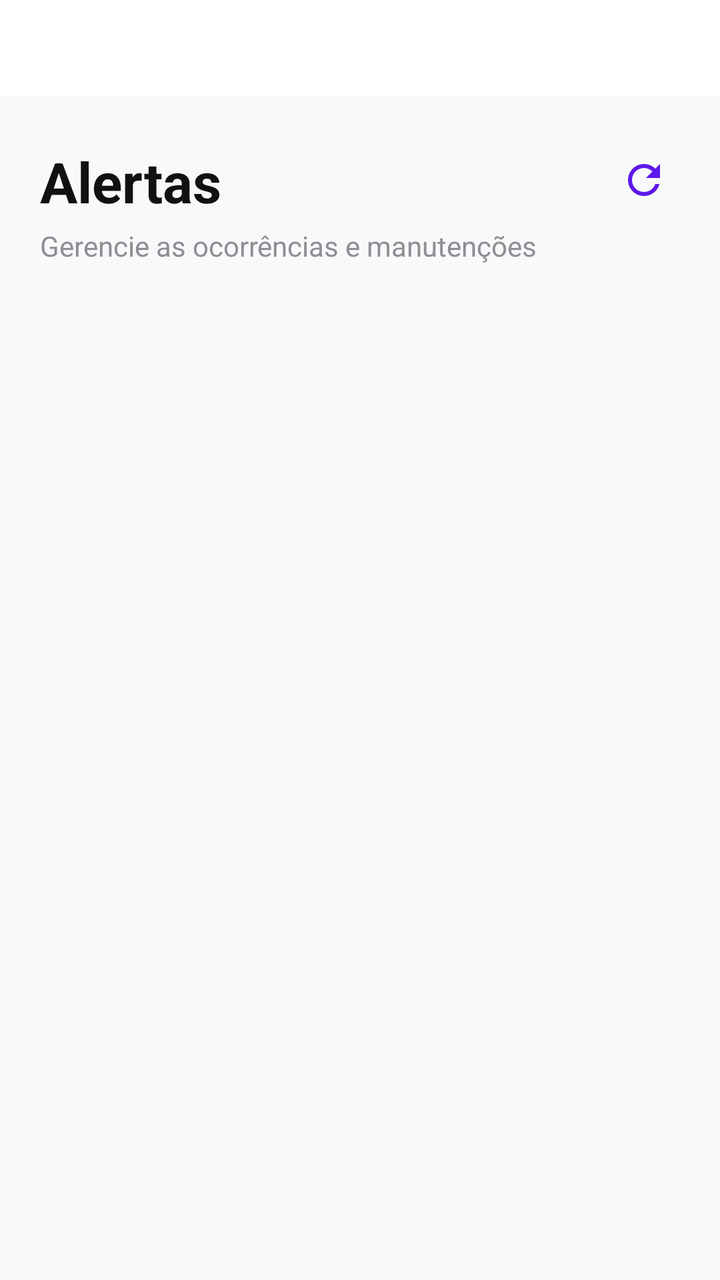
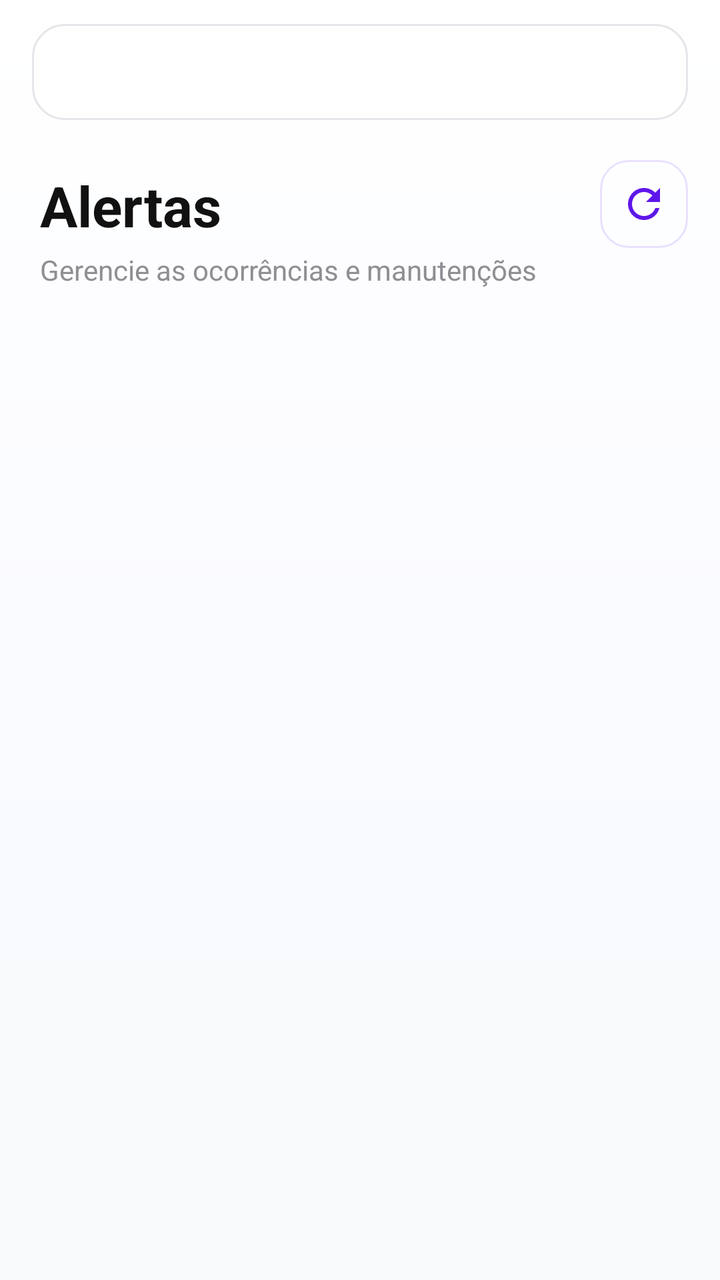

Two renders of the same Android screen: before a commit and after it. Below are the layout's source before the change and the commit's diff.
<!-- AndroidManifest.xml: application theme Theme.Orbis -->
<!-- res/layout/fragment_alertas.xml -->
<?xml version="1.0" encoding="utf-8"?>
<androidx.constraintlayout.widget.ConstraintLayout
    xmlns:android="http://schemas.android.com/apk/res/android"
    xmlns:app="http://schemas.android.com/apk/res-auto"
    xmlns:tools="http://schemas.android.com/tools"
    android:layout_width="match_parent"
    android:layout_height="match_parent"
    android:background="@color/background"
    tools:context=".ui.fragments.AlertasFragment">

    <ProgressBar
        android:id="@+id/progressAlertas"
        style="?android:attr/progressBarStyleHorizontal"
        android:layout_width="match_parent"
        android:layout_height="wrap_content"
        android:indeterminate="true"
        android:visibility="gone"
        android:indeterminateTint="@color/purple"
        android:elevation="10dp"
        app:layout_constraintTop_toTopOf="parent" />

    <com.google.android.material.tabs.TabLayout
        android:id="@+id/tabLayout"
        android:layout_width="match_parent"
        android:layout_height="wrap_content"
        android:background="@color/surface"
        app:tabTextColor="@color/gray"
        app:tabSelectedTextColor="@color/purple"
        app:tabIndicatorColor="@color/purple"
        app:tabIndicatorHeight="3dp"
        app:tabIndicatorFullWidth="false"
        app:tabRippleColor="@android:color/transparent"
        app:layout_constraintTop_toBottomOf="@id/progressAlertas" />

    
    <androidx.constraintlayout.widget.ConstraintLayout
        android:id="@+id/layoutHeader"
        android:layout_width="match_parent"
        android:layout_height="wrap_content"
        app:layout_constraintTop_toBottomOf="@id/tabLayout">

        <TextView
            android:id="@+id/text_alertas"
            android:layout_width="wrap_content"
            android:layout_height="wrap_content"
            android:text="Alertas"
            android:textSize="28sp"
            android:textStyle="bold"
            android:textColor="@color/black"
            android:layout_marginStart="20dp"
            android:layout_marginTop="24dp"
            app:layout_constraintTop_toTopOf="parent"
            app:layout_constraintStart_toStartOf="parent" />

        <ImageButton
            android:id="@+id/btnRefreshAlertas"
            android:layout_width="44dp"
            android:layout_height="44dp"
            android:layout_marginTop="20dp"
            android:layout_marginEnd="16dp"
            android:background="?attr/selectableItemBackgroundBorderless"
            android:src="@drawable/ic_refresh"
            app:tint="@color/purple"
            android:contentDescription="Recarregar"
            app:layout_constraintTop_toTopOf="parent"
            app:layout_constraintEnd_toEndOf="parent" />

        <TextView
            android:id="@+id/textSubAlertas"
            android:layout_width="match_parent"
            android:layout_height="wrap_content"
            android:text="Gerencie as ocorrências e manutenções"
            android:textSize="14sp"
            android:textColor="@color/gray"
            android:layout_marginStart="20dp"
            android:layout_marginEnd="20dp"
            android:layout_marginTop="4dp"
            app:layout_constraintTop_toBottomOf="@id/text_alertas" />

    </androidx.constraintlayout.widget.ConstraintLayout>

    
    <androidx.viewpager2.widget.ViewPager2
        android:id="@+id/viewPager"
        android:layout_width="match_parent"
        android:layout_height="0dp"
        android:layout_marginTop="16dp"
        app:layout_constraintTop_toBottomOf="@id/layoutHeader"
        app:layout_constraintBottom_toBottomOf="parent" />

</androidx.constraintlayout.widget.ConstraintLayout>
<!-- resources referenced by this layout -->
<resources>
  <color name="background">#F8F9FA</color>
  <color name="black">#111111</color>
  <color name="gray">#8E8E93</color>
  <color name="purple">#5E17EB</color>
  <color name="surface">#FFFFFF</color>
  <!-- drawable ic_refresh (drawable) -->
  <vector xmlns:android="http://schemas.android.com/apk/res/android"
      android:width="24dp"
      android:height="24dp"
      android:viewportWidth="24"
      android:viewportHeight="24"
      android:tint="@color/purple">
    <path
        android:fillColor="@android:color/white"
        android:pathData="M17.65,6.35C16.2,4.9 14.21,4 12,4c-4.42,0 -7.99,3.58 -7.99,8s3.57,8 7.99,8c3.73,0 6.84,-2.55 7.73,-6h-2.08c-0.82,2.33 -3.04,4 -5.65,4 -3.31,0 -6,-2.69 -6,-6s2.69,-6 6,-6c1.66,0 3.14,0.69 4.22,1.78L13,11h7V4l-2.35,2.35z"/>
  </vector>
  <style name="Theme.Orbis" parent="Base.Theme.Orbis">
          <item name="android:windowBackground">@color/background</item>
          <item name="colorPrimary">@color/purple</item>
          <item name="colorSecondary">@color/statusGreen</item>
          <item name="android:statusBarColor">@color/white</item>
          <item name="android:windowLightStatusBar">true</item>
      </style>
  <style name="Base.Theme.Orbis" parent="Theme.Material3.DayNight.NoActionBar">
          
          
      </style>
  <color name="statusGreen">#34C759</color>
  <color name="white">#FFFFFF</color>
</resources>

<!-- the commit's change to res/layout/fragment_alertas.xml (unified diff, before → after) -->
@@ -5,7 +5,7 @@
     xmlns:tools="http://schemas.android.com/tools"
     android:layout_width="match_parent"
     android:layout_height="match_parent"
-    android:background="@color/background"
+    android:background="@drawable/bg_app_gradient"
     tools:context=".ui.fragments.AlertasFragment">
 
     <ProgressBar
@@ -23,7 +23,9 @@
         android:id="@+id/tabLayout"
         android:layout_width="match_parent"
         android:layout_height="wrap_content"
-        android:background="@color/surface"
+        android:background="@drawable/bg_tab_surface"
+        android:layout_marginHorizontal="16dp"
+        android:layout_marginTop="12dp"
         app:tabTextColor="@color/gray"
         app:tabSelectedTextColor="@color/purple"
         app:tabIndicatorColor="@color/purple"
@@ -58,7 +60,7 @@
             android:layout_height="44dp"
             android:layout_marginTop="20dp"
             android:layout_marginEnd="16dp"
-            android:background="?attr/selectableItemBackgroundBorderless"
+            android:background="@drawable/bg_refresh_button"
             android:src="@drawable/ic_refresh"
             app:tint="@color/purple"
             android:contentDescription="Recarregar"
<!-- resource entries referenced after the edit -->
@@ -4,7 +4,37 @@
   <color name="black">#111111</color>
   <color name="gray">#8E8E93</color>
   <color name="purple">#5E17EB</color>
+  <!-- drawable bg_app_gradient (drawable) -->
+  <?xml version="1.0" encoding="utf-8"?>
+  <shape xmlns:android="http://schemas.android.com/apk/res/android" android:shape="rectangle">
+      
+      <gradient
+          android:angle="270"
+          android:startColor="#FFFFFF"
+          android:centerColor="#FAFBFF"
+          android:endColor="@color/background" />
+  </shape>
+  <!-- drawable bg_refresh_button (drawable) -->
+  <?xml version="1.0" encoding="utf-8"?>
+  <ripple xmlns:android="http://schemas.android.com/apk/res/android"
+      android:color="#245E17EB">
+      <item>
+          <shape android:shape="rectangle">
+              <solid android:color="@color/purpleSurface" />
+              <corners android:radius="14dp" />
+              <stroke android:width="1dp" android:color="#1F5E17EB" />
+          </shape>
+      </item>
+  </ripple>
+  <!-- drawable bg_tab_surface (drawable) -->
+  <?xml version="1.0" encoding="utf-8"?>
+  <shape xmlns:android="http://schemas.android.com/apk/res/android" android:shape="rectangle">
+      <solid android:color="@color/surface" />
+      <corners android:radius="16dp" />
+      <stroke android:width="1dp" android:color="@color/border" />
+  </shape>
   <color name="surface">#FFFFFF</color>
+  <color name="border">#E5E5EA</color>
   <!-- drawable ic_refresh (drawable) -->
   <vector xmlns:android="http://schemas.android.com/apk/res/android"
       android:width="24dp"
